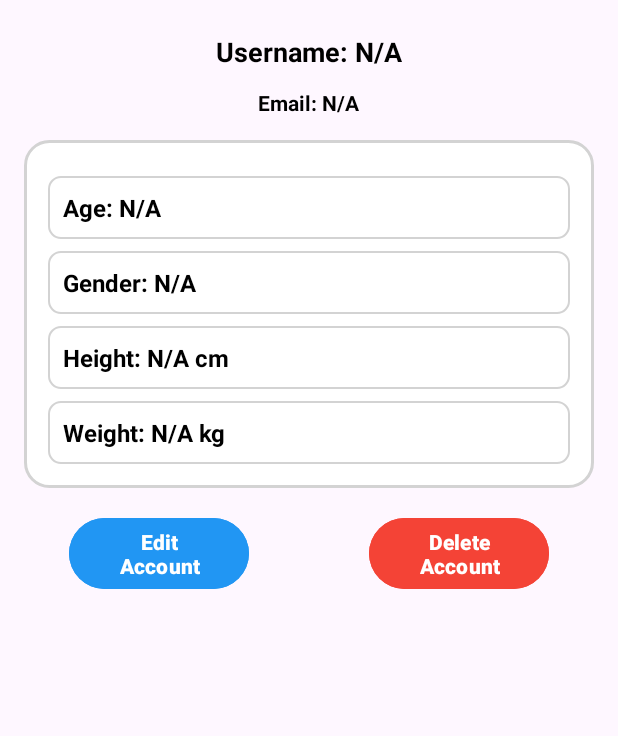
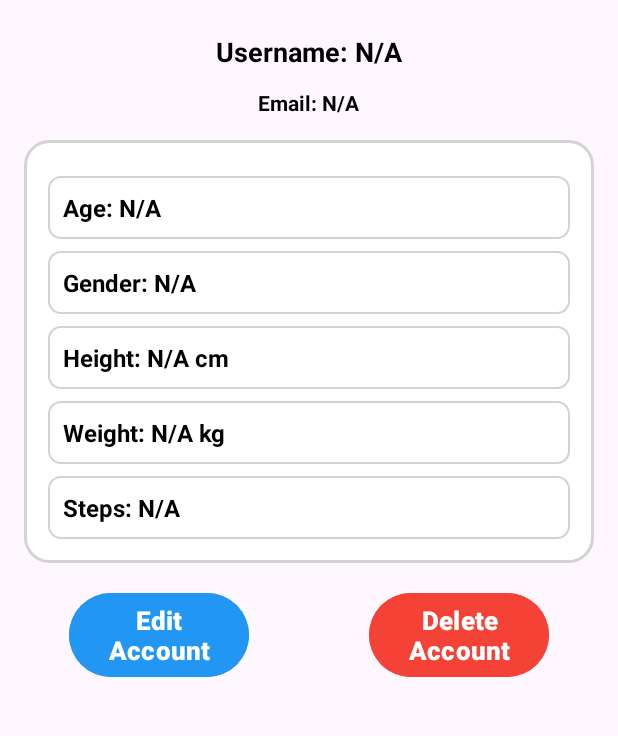
Before and after one commit to HajdukJ/Aplikacja_Sportowa, an Android app: the screen it shows after launch (MainActivity), in the side drawer, after a tap on "Profile", on a phone screen of 412 x 824 dp, the part 339-1075 px from its top. Run offline under Robolectric (Android 15) with nearby library versions, the phone set to English and light mode, and no system bars; our stand-ins replace Firebase (no records; nobody signed in at launch, a user with empty details on screens opened directly).

Commit message:
dodanie wyswietlania liczby krokow

```diff
--- a/app/src/main/java/com/example/aplikacja_sportowa/EditAccountFragment.kt
+++ b/app/src/main/java/com/example/aplikacja_sportowa/EditAccountFragment.kt
@@ -60,9 +60,9 @@ class EditAccountFragment : Fragment() {
             database.child(userId).addListenerForSingleValueEvent(object : ValueEventListener {
                 override fun onDataChange(snapshot: DataSnapshot) {
                     val userData = snapshot.value as? Map<*, *> ?: return
-                    binding.emailbox.setText(userData["email"] as? String ?: "")
                     binding.usernamebox.setText(userData["username"] as? String ?: "")
                     binding.weightbox.setText(userData["weight"] as? String ?: "")
+                    binding.stepsbox.setText(userData["stepcount"] as? String ?: "")
                     val imageBase64 = userData["image"] as? String
                     if (!imageBase64.isNullOrEmpty()) {
                         val imageBytes = Base64.decode(imageBase64, Base64.DEFAULT)
@@ -114,9 +114,9 @@ class EditAccountFragment : Fragment() {
     }
 
     private fun saveUserData() {
-        val email = binding.emailbox.text.toString().trim()
         val username = binding.usernamebox.text.toString().trim()
         val weight = binding.weightbox.text.toString().trim()
+        val stepcount = binding.stepsbox.text.toString().trim()
         val password = binding.passwordbox.text.toString().trim()
         val confirmPassword = binding.confirmpasswordbox.text.toString().trim()
 
@@ -130,9 +130,9 @@ class EditAccountFragment : Fragment() {
             database.child(userId).addListenerForSingleValueEvent(object : ValueEventListener {
                 override fun onDataChange(snapshot: DataSnapshot) {
                     val updates = mutableMapOf<String, Any>()
-                    if (email.isNotEmpty()) updates["email"] = email
                     if (username.isNotEmpty()) updates["username"] = username
                     if (weight.isNotEmpty()) updates["weight"] = weight
+                    if (stepcount.isNotEmpty()) updates["stepcount"] = stepcount
                     if (!imageBase64.isNullOrEmpty()) updates["image"] = imageBase64!!
                     if (password.isNotEmpty()) firebaseAuth.currentUser?.updatePassword(password)
 
--- a/app/src/main/java/com/example/aplikacja_sportowa/ProfileFragment.kt
+++ b/app/src/main/java/com/example/aplikacja_sportowa/ProfileFragment.kt
@@ -30,6 +30,7 @@ class ProfileFragment : Fragment() {
     private lateinit var profileImageView: ImageView
     private lateinit var deleteAccountButton: Button
     private lateinit var editAccountButton: Button
+    private lateinit var stepsTextView: TextView
 
     override fun onCreateView(
         inflater: LayoutInflater, container: ViewGroup?,
@@ -46,6 +47,7 @@ class ProfileFragment : Fragment() {
         profileImageView = view.findViewById(R.id.profileImageView)
         deleteAccountButton = view.findViewById(R.id.deleteAccount)
         editAccountButton = view.findViewById(R.id.editButton)
+        stepsTextView = view.findViewById(R.id.stepsTextView)
 
         firebaseAuth = FirebaseAuth.getInstance()
         database = FirebaseDatabase.getInstance().getReference("Users")
@@ -71,6 +73,7 @@ class ProfileFragment : Fragment() {
         val gender = sharedPreferences.getString("gender", "N/A")
         val height = sharedPreferences.getString("height", "N/A")
         val weight = sharedPreferences.getString("weight", "N/A")
+        val stepCount = sharedPreferences.getString("stepCount", "N/A")
 
         usernameTextView.text = "Username: $username"
         emailTextView.text = "Email: $email"
@@ -78,6 +81,7 @@ class ProfileFragment : Fragment() {
         genderTextView.text = "Gender: $gender"
         heightTextView.text = "Height: $height cm"
         weightTextView.text = "Weight: $weight kg"
+        stepsTextView.text = "Steps: $stepCount"
 
         val profileImageBase64 = sharedPreferences.getString("profileImage", null)
         if (!profileImageBase64.isNullOrEmpty()) {
@@ -108,6 +112,7 @@ class ProfileFragment : Fragment() {
                     val gender = snapshot.child("gender").value.toString()
                     val height = snapshot.child("height").value.toString()
                     val weight = snapshot.child("weight").value.toString()
+                    val stepCount = snapshot.child("stepCount").value.toString()
                     val profileImageBase64 = snapshot.child("image").value?.toString()
 
                     val sharedPreferences = requireContext().getSharedPreferences("UserData", Context.MODE_PRIVATE)
@@ -118,6 +123,7 @@ class ProfileFragment : Fragment() {
                     editor.putString("gender", gender)
                     editor.putString("height", height)
                     editor.putString("weight", weight)
+                    editor.putString("stepCount", stepCount)
                     if (!profileImageBase64.isNullOrEmpty()) {
                         editor.putString("profileImage", profileImageBase64)
                     }
@@ -129,6 +135,7 @@ class ProfileFragment : Fragment() {
                     genderTextView.text = "Gender: $gender"
                     heightTextView.text = "Height: $height cm"
                     weightTextView.text = "Weight: $weight kg"
+                    stepsTextView.text = "Steps: $stepCount"
 
                     if (!profileImageBase64.isNullOrEmpty()) {
                         val imageBytes = Base64.decode(profileImageBase64, Base64.DEFAULT)
--- a/app/src/main/res/layout/fragment_profile.xml
+++ b/app/src/main/res/layout/fragment_profile.xml
@@ -102,6 +102,17 @@
             android:textColor="@color/black"
             android:textSize="16sp" />
 
+        <TextView
+            android:id="@+id/stepsTextView"
+            android:layout_width="match_parent"
+            android:layout_height="wrap_content"
+            android:layout_marginTop="8dp"
+            android:background="@drawable/field_border_background"
+            android:padding="10dp"
+            android:text="Steps: "
+            android:textStyle="bold"
+            android:textColor="@color/black"
+            android:textSize="16sp" />
     </LinearLayout>
 
     <LinearLayout
@@ -123,7 +134,7 @@
             android:text="Edit Account"
             android:textStyle="bold"
             android:textColor="@color/white"
-            android:textSize="14sp" />
+            android:textSize="17sp" />
 
         <Button
             android:id="@+id/deleteAccount"
@@ -136,7 +147,7 @@
             android:text="Delete Account"
             android:textStyle="bold"
             android:textColor="@color/white"
-            android:textSize="14sp" />
+            android:textSize="17sp" />
     </LinearLayout>
 
 </RelativeLayout>
```
Also changed, not shown: app/src/main/res/layout/fragment_edit_account.xml (+21 -20 lines).
